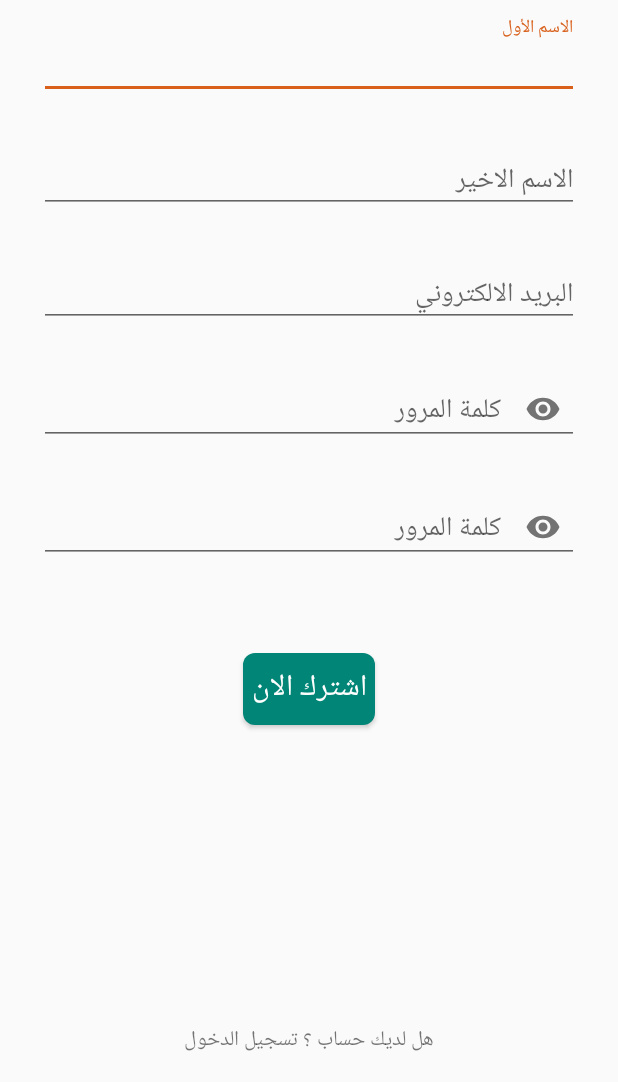
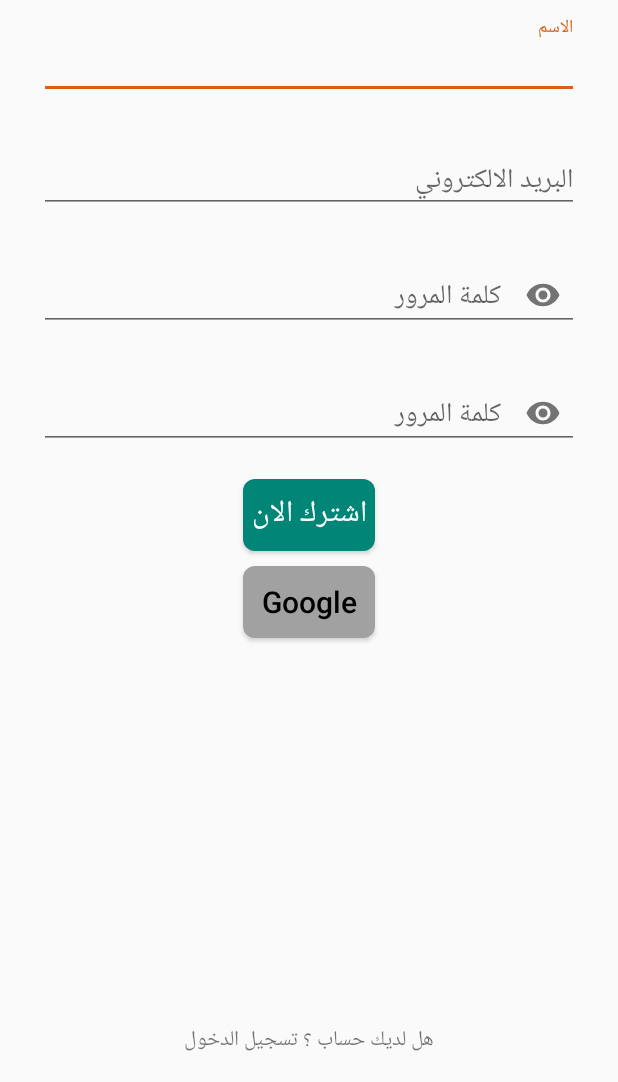
Before and after one commit to byshy/MyChalet, an Android app: the screen it shows after launch (RegisterActivity), after a tap on "ليس لديك حساب ؟ اشترك الان", on a phone screen of 412 x 824 dp, the part 154-1236 px from its top. Run offline under Robolectric (Android 15) with nearby library versions, the phone set to English and light mode, and no system bars; our stand-ins replace Firebase (no records; nobody signed in at launch, a user with empty details on screens opened directly); 1 other tap on this screen came first.

Commit message:
Uploaded missing files 2

```diff
--- a/app/build.gradle
+++ b/app/build.gradle
@@ -31,6 +31,7 @@ dependencies {
     implementation 'com.android.support:support-v4:28.0.0'
     implementation 'com.android.support:design:28.0.0'
     implementation 'com.google.firebase:firebase-auth:16.0.5'
+    implementation 'com.google.android.gms:play-services-auth:16.0.1'
 
 }
 
--- a/app/src/main/java/com/byshy/mychalet/Activities/RegisterActivity.java
+++ b/app/src/main/java/com/byshy/mychalet/Activities/RegisterActivity.java
@@ -1,5 +1,6 @@
 package com.byshy.mychalet.Activities;
 
+import android.content.Intent;
 import android.support.annotation.NonNull;
 import android.support.design.widget.TextInputEditText;
 import android.support.v7.app.AppCompatActivity;
@@ -11,6 +12,11 @@ import android.widget.TextView;
 import android.widget.Toast;
 import com.byshy.mychalet.Models.User;
 import com.byshy.mychalet.R;
+import com.google.android.gms.auth.api.signin.GoogleSignIn;
+import com.google.android.gms.auth.api.signin.GoogleSignInAccount;
+import com.google.android.gms.auth.api.signin.GoogleSignInClient;
+import com.google.android.gms.auth.api.signin.GoogleSignInOptions;
+import com.google.android.gms.common.api.ApiException;
 import com.google.android.gms.tasks.OnCompleteListener;
 import com.google.android.gms.tasks.Task;
 import com.google.firebase.auth.AuthResult;
@@ -21,7 +27,6 @@ import com.google.firebase.database.FirebaseDatabase;
 public class RegisterActivity extends AppCompatActivity {
 
     private TextInputEditText mFirstName;
-    private TextInputEditText mLastName;
     private TextInputEditText mEmail;
     private TextInputEditText mPassword;
     private TextInputEditText mPasswordRepeated;
@@ -31,13 +36,36 @@ public class RegisterActivity extends AppCompatActivity {
     private DatabaseReference mDatabase;
     private FirebaseAuth mAuth;
 
+    private static int RC_SIGN_IN = 123;
+    private static String TAG = "123";
+
     @Override
     protected void onCreate(Bundle savedInstanceState) {
         super.onCreate(savedInstanceState);
         setContentView(R.layout.activity_register);
 
+        GoogleSignInOptions gso = new GoogleSignInOptions.Builder(GoogleSignInOptions.DEFAULT_SIGN_IN)
+                .requestEmail()
+                .requestProfile()
+                .build();
+
+        final GoogleSignInClient mGoogleSignInClient = GoogleSignIn.getClient(this, gso);
+
+        GoogleSignInAccount account = GoogleSignIn.getLastSignedInAccount(this);
+        if (account != null){
+            Intent homeScreen = new Intent(this, MainActivity.class);
+            startActivity(homeScreen);
+        }
+
+        findViewById(R.id.google_sign_up_button).setOnClickListener(new View.OnClickListener() {
+            @Override
+            public void onClick(View v) {
+                Intent signInIntent = mGoogleSignInClient.getSignInIntent();
+                startActivityForResult(signInIntent, RC_SIGN_IN);
+            }
+        });
+
         mFirstName = findViewById(R.id.register_first_name_input);
-        mLastName = findViewById(R.id.register_last_name_input);
         mEmail = findViewById(R.id.register_email_input);
         mPassword = findViewById(R.id.register_password_input);
         mPasswordRepeated = findViewById(R.id.register_repeat_password_input);
@@ -61,7 +89,6 @@ public class RegisterActivity extends AppCompatActivity {
                                 public void onComplete(@NonNull Task<AuthResult> task) {
                                     if (task.isSuccessful()) {
                                         User user = new User(mFirstName.getText().toString().trim(),
-                                                mLastName.getText().toString().trim(),
                                                 mEmail.getText().toString().trim());
 
                                         FirebaseDatabase.getInstance().getReference("Users")
@@ -92,6 +119,36 @@ public class RegisterActivity extends AppCompatActivity {
     }
 
 
+    @Override
+    public void onActivityResult(int requestCode, int resultCode, Intent data) {
+        super.onActivityResult(requestCode, resultCode, data);
+
+        // Result returned from launching the Intent from GoogleSignInClient.getSignInIntent(...);
+        if (requestCode == RC_SIGN_IN) {
+            // The Task returned from this call is always completed, no need to attach
+            // a listener.
+            Task<GoogleSignInAccount> task = GoogleSignIn.getSignedInAccountFromIntent(data);
+            handleSignInResult(task);
+        }
+    }
+
+
+    private void handleSignInResult(Task<GoogleSignInAccount> completedTask) {
+        try {
+            GoogleSignInAccount account = completedTask.getResult(ApiException.class);
+            mFirstName.setText(account.getDisplayName());
+            mEmail.setText(account.getEmail());
+
+            // Signed in successfully, show authenticated UI.
+//            updateUI(account);
+        } catch (ApiException e) {
+            // The ApiException status code indicates the detailed failure reason.
+            // Please refer to the GoogleSignInStatusCodes class reference for more information.
+            Log.w(TAG, "signInResult:failed code=" + e.getStatusCode());
+//            updateUI(null);
+        }
+    }
+
 //    @Override
 //    public void onStart() {
 //        super.onStart();
--- a/app/src/main/res/layout/activity_register.xml
+++ b/app/src/main/res/layout/activity_register.xml
@@ -34,29 +34,29 @@
 
         </android.support.design.widget.TextInputLayout>
 
-        <android.support.design.widget.TextInputLayout
-            android:id="@+id/register_last_name_input_container"
-            android:layout_width="match_parent"
-            android:layout_height="wrap_content"
-            android:layout_below="@id/register_first_name_input_container"
-            android:layout_margin="10dp">
+        <!--<android.support.design.widget.TextInputLayout-->
+            <!--android:id="@+id/register_last_name_input_container"-->
+            <!--android:layout_width="match_parent"-->
+            <!--android:layout_height="wrap_content"-->
+            <!--android:layout_below="@id/register_first_name_input_container"-->
+            <!--android:layout_margin="10dp">-->
 
-            <android.support.design.widget.TextInputEditText
-                android:id="@+id/register_last_name_input"
-                android:layout_width="match_parent"
-                android:layout_height="wrap_content"
-                android:layout_marginEnd="16sp"
-                android:layout_marginStart="16dp"
-                android:hint="@string/txt_last_name"
-                android:inputType="textPersonName" />
+            <!--<android.support.design.widget.TextInputEditText-->
+                <!--android:id="@+id/register_last_name_input"-->
+                <!--android:layout_width="match_parent"-->
+                <!--android:layout_height="wrap_content"-->
+                <!--android:layout_marginEnd="16sp"-->
+                <!--android:layout_marginStart="16dp"-->
+                <!--android:hint="@string/txt_last_name"-->
+                <!--android:inputType="textPersonName" />-->
 
-        </android.support.design.widget.TextInputLayout>
+        <!--</android.support.design.widget.TextInputLayout>-->
 
         <android.support.design.widget.TextInputLayout
             android:id="@+id/register_email_input_container"
             android:layout_width="match_parent"
             android:layout_height="wrap_content"
-            android:layout_below="@id/register_last_name_input_container"
+            android:layout_below="@id/register_first_name_input_container"
             android:layout_margin="10dp">
 
             <android.support.design.widget.TextInputEditText
@@ -115,7 +115,7 @@
             android:layout_height="wrap_content"
             android:layout_below="@id/register_repeat_password_input_container"
             android:layout_centerHorizontal="true"
-            android:layout_marginTop="50dp"
+            android:layout_marginTop="10dp"
             android:background="@drawable/curved_button"
             android:clickable="true"
             android:focusable="true"
@@ -124,6 +124,24 @@
             android:text="@string/txt_register"
             android:textColor="#ffffff"
             android:textSize="20sp" />
+
+    <Button
+        android:id="@+id/google_sign_up_button"
+        android:layout_width="wrap_content"
+        android:layout_height="wrap_content"
+        android:layout_below="@id/register_sign_up"
+        android:layout_centerHorizontal="true"
+        android:layout_marginTop="10dp"
+        android:background="@drawable/curved_button"
+        android:backgroundTint="#a1a1a1"
+        android:clickable="true"
+        android:focusable="true"
+        android:foreground="?android:attr/selectableItemBackground"
+        android:padding="5dp"
+        android:text="Google"
+        android:textAllCaps="false"
+        android:textColor="#000000"
+        android:textSize="20sp" />
 
         <TextView
             android:id="@+id/register_existing_account"
--- a/app/src/main/res/values/strings.xml
+++ b/app/src/main/res/values/strings.xml
@@ -10,7 +10,7 @@
     <string name="txt_forgot_password">نسيت كلمة المرور؟</string>
     <string name="txt_sign_in">تسجيل الدخول</string>
     <string name="txt_have_account">ليس لديك حساب ؟ اشترك الان</string>
-    <string name="txt_first_name">الاسم الأول</string>
+    <string name="txt_first_name">الاسم</string>
     <string name="txt_last_name">الاسم الاخير</string>
     <string name="txt_register">اشترك الان</string>
 
```
Also changed, not shown: app/src/main/java/com/byshy/mychalet/Models/User.java (+9 -10 lines), app/src/main/res/drawable/curved_button_sign_up.xml (added, +10 -0 lines).
